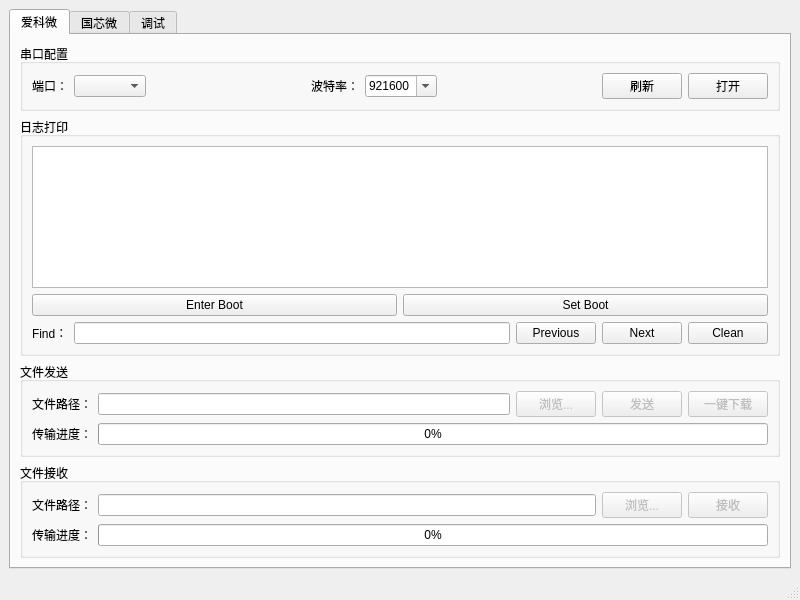
First picture: the form in QT6_ver/mainwindow.ui, repository kingson-sue/aic_download_tool, before the edit.
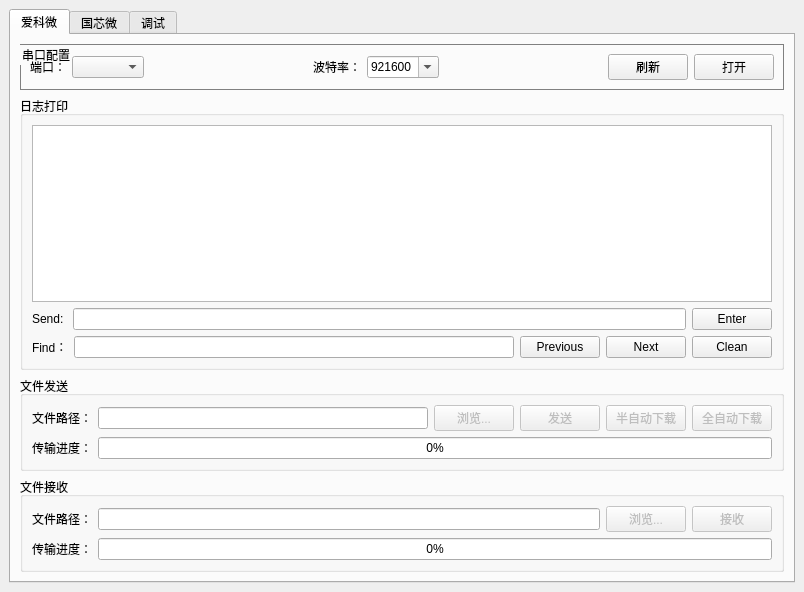
Second picture: the form after the edit. Icons and pictures are not drawn.

Commit message: 20250430,sujc,完成全自动下载的功能

Patch:
```diff
--- a/QT6_ver/mainwindow.ui
+++ b/QT6_ver/mainwindow.ui
@@ -6,8 +6,8 @@
    <rect>
     <x>0</x>
     <y>0</y>
-    <width>800</width>
-    <height>600</height>
+    <width>804</width>
+    <height>592</height>
    </rect>
   </property>
   <property name="windowTitle">
@@ -27,6 +27,18 @@
        <layout class="QVBoxLayout" name="verticalLayout_4">
         <item>
          <widget class="QGroupBox" name="groupBox">
+          <property name="contextMenuPolicy">
+           <enum>Qt::ContextMenuPolicy::DefaultContextMenu</enum>
+          </property>
+          <property name="styleSheet">
+           <string notr="true">QGroupBox{
+    border-width:1px;
+    border-style:solid;
+    #border-radius: 5px;
+    border-color:gray;
+    margin-top:0.5ex;
+}</string>
+          </property>
           <property name="title">
            <string>串口配置</string>
           </property>
@@ -168,6 +180,9 @@
         </item>
         <item>
          <widget class="QGroupBox" name="groupBox_4">
+          <property name="styleSheet">
+           <string notr="true"/>
+          </property>
           <property name="title">
            <string>日志打印</string>
           </property>
@@ -182,21 +197,21 @@
             </widget>
            </item>
            <item>
-            <layout class="QHBoxLayout" name="horizontalLayout_9"/>
-           </item>
-           <item>
-            <layout class="QHBoxLayout" name="horizontalLayout_6">
+            <layout class="QHBoxLayout" name="horizontalLayout_9">
              <item>
-              <widget class="QPushButton" name="Button_Enter_Boot">
+              <widget class="QLabel" name="label_send">
                <property name="text">
-                <string>Enter Boot</string>
+                <string>Send: </string>
                </property>
               </widget>
              </item>
              <item>
-              <widget class="QPushButton" name="Button_Set_Boot">
+              <widget class="QLineEdit" name="LineEdit_send"/>
+             </item>
+             <item>
+              <widget class="QPushButton" name="Button_send_enter">
                <property name="text">
-                <string>Set Boot</string>
+                <string>Enter</string>
                </property>
               </widget>
              </item>
@@ -248,6 +263,9 @@
         </item>
         <item>
          <widget class="QGroupBox" name="groupBox_2">
+          <property name="styleSheet">
+           <string notr="true"/>
+          </property>
           <property name="title">
            <string>文件发送</string>
           </property>
@@ -300,7 +318,17 @@
                 </size>
                </property>
                <property name="text">
-                <string>一键下载</string>
+                <string>半自动下载</string>
+               </property>
+              </widget>
+             </item>
+             <item>
+              <widget class="QPushButton" name="Button_fully_auto_load">
+               <property name="enabled">
+                <bool>false</bool>
+               </property>
+               <property name="text">
+                <string>全自动下载</string>
                </property>
               </widget>
              </item>
@@ -317,9 +345,40 @@
              </item>
              <item>
               <widget class="QProgressBar" name="transmitProgress">
+               <property name="maximumSize">
+                <size>
+                 <width>16777215</width>
+                 <height>16777215</height>
+                </size>
+               </property>
+               <property name="contextMenuPolicy">
+                <enum>Qt::ContextMenuPolicy::DefaultContextMenu</enum>
+               </property>
+               <property name="styleSheet">
+                <string notr="true">QProgressBar::chunk
+{
+border-radius:11px;
+background:qlineargradient(spread:pad,x1:0,y1:0,x2:1,y2:0,stop:0 #01FAFF,stop:1  #26B4FF);
+}
+QProgressBar#progressBar
+{
+height:22px;
+text-align:center;
+font-size:14px;
+color:white;
+border-radius:11px;
+background: #1D5573 ;
+}</string>
+               </property>
                <property name="value">
                 <number>0</number>
                </property>
+               <property name="alignment">
+                <set>Qt::AlignmentFlag::AlignCenter</set>
+               </property>
+               <property name="orientation">
+                <enum>Qt::Orientation::Horizontal</enum>
+               </property>
               </widget>
              </item>
             </layout>
@@ -329,6 +388,9 @@
         </item>
         <item>
          <widget class="QGroupBox" name="groupBox_3">
+          <property name="styleSheet">
+           <string notr="true"/>
+          </property>
           <property name="title">
            <string>文件接收</string>
           </property>
@@ -382,9 +444,28 @@
              </item>
              <item>
               <widget class="QProgressBar" name="receiveProgress">
+               <property name="styleSheet">
+                <string notr="true">QProgressBar::chunk
+{
+border-radius:11px;
+background:qlineargradient(spread:pad,x1:0,y1:0,x2:1,y2:0,stop:0 #01FAFF,stop:1  #26B4FF);
+}
+QProgressBar#progressBar
+{
+height:22px;
+text-align:center;
+font-size:14px;
+color:white;
+border-radius:11px;
+background: #1D5573 ;
+}</string>
+               </property>
                <property name="value">
                 <number>0</number>
                </property>
+               <property name="alignment">
+                <set>Qt::AlignmentFlag::AlignCenter</set>
+               </property>
               </widget>
              </item>
             </layout>
@@ -703,6 +784,31 @@
            <item>
             <widget class="QTextEdit" name="LogOutput"/>
            </item>
+           <item>
+            <layout class="QHBoxLayout" name="horizontalLayout_11">
+             <item>
+              <widget class="QPushButton" name="Button_Enter_Boot">
+               <property name="text">
+                <string>Enter Boot</string>
+               </property>
+              </widget>
+             </item>
+             <item>
+              <widget class="QPushButton" name="Button_Set_Boot">
+               <property name="text">
+                <string>Set Boot</string>
+               </property>
+              </widget>
+             </item>
+             <item>
+              <widget class="QPushButton" name="Button_mcu_cun">
+               <property name="text">
+                <string>Exit Boot and run</string>
+               </property>
+              </widget>
+             </item>
+            </layout>
+           </item>
            <item>
             <layout class="QHBoxLayout" name="horizontalLayout_8">
              <item>
@@ -730,17 +836,6 @@
     </item>
    </layout>
   </widget>
-  <widget class="QMenuBar" name="menubar">
-   <property name="geometry">
-    <rect>
-     <x>0</x>
-     <y>0</y>
-     <width>800</width>
-     <height>21</height>
-    </rect>
-   </property>
-  </widget>
-  <widget class="QStatusBar" name="statusbar"/>
  </widget>
  <resources/>
  <connections/>
```
Left out of the diff: 10 changed lines with no effect on the pictures. The commit also changes 7 other files.
